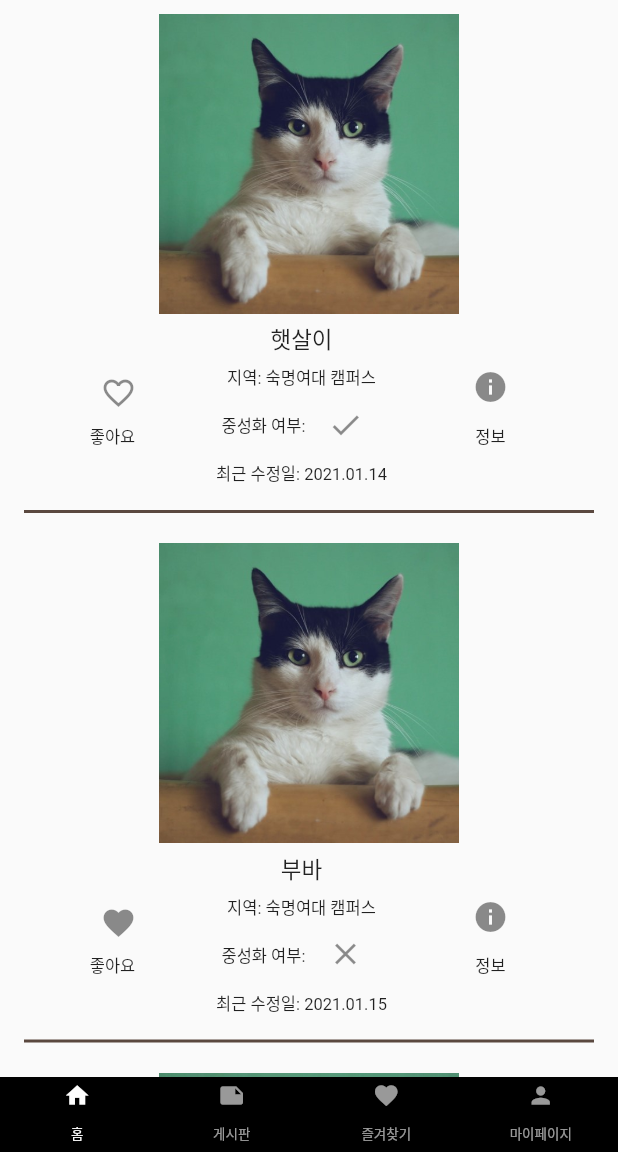
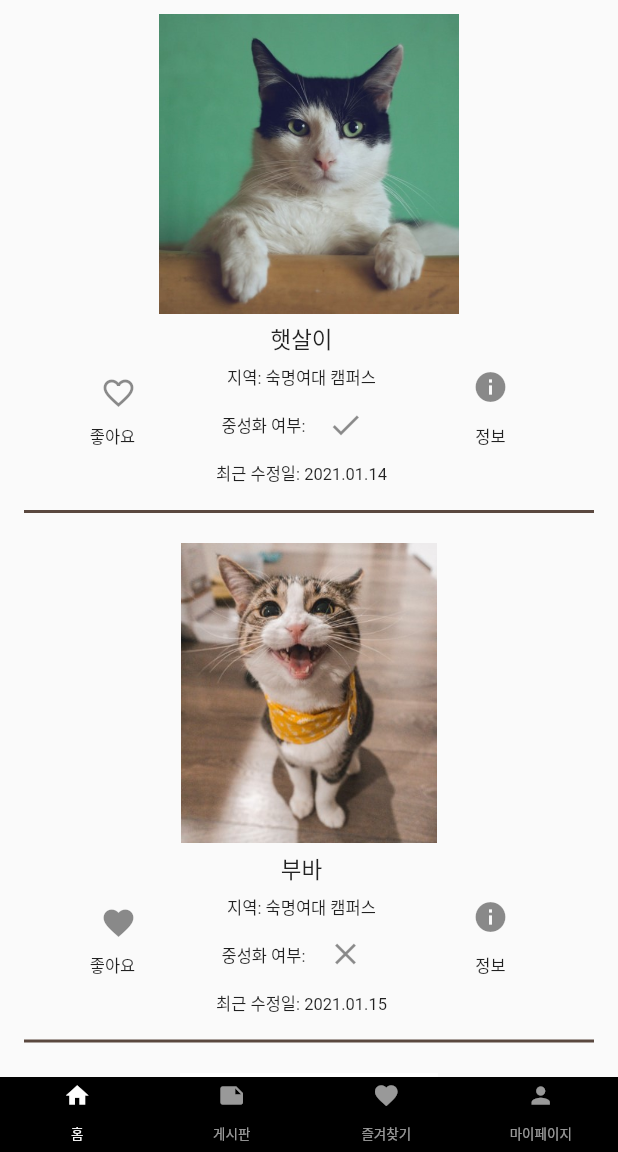
Before and after one commit to kyungminlee-12/2021-Solux-Project-MohanunGoyang, a Flutter app: the screen it shows once a user with an empty profile is signed in, on a phone screen of 412 x 824 dp, the part 84-1236 px from its top. Run offline on Flutter 3.47's test engine with Material 2 defaults, Android fonts, the phone set to English and light mode, and no system bars; our stand-ins replace carousel_slider, cloud_firestore, firebase_auth, firebase_core; accounts and stored records are empty.

Commit message:
이미지 변경 완료

```diff
--- a/MohanunGoyang/lib/main.dart
+++ b/MohanunGoyang/lib/main.dart
@@ -61,7 +61,7 @@ class Splash extends StatelessWidget {
       'name': '부바',
       'location': '숙명여대 캠퍼스',
       'neutering': false,
-      'picture': 'cat1.jpg',
+      'picture': 'cat2.jpg',
       'date': '2021.01.15',
       'gender': 'female',
       'age': '모름',
@@ -72,7 +72,7 @@ class Splash extends StatelessWidget {
       'name': '주주',
       'location': '숙명여대 캠퍼스',
       'neutering': true,
-      'picture': 'cat1.jpg',
+      'picture': 'cat3.jpg',
       'date': '2021.01.16',
       'gender': 'male',
       'age': '모름',
@@ -83,7 +83,7 @@ class Splash extends StatelessWidget {
       'name': '니니',
       'location': '숙명여대 캠퍼스',
       'neutering': false,
-      'picture': 'cat1.jpg',
+      'picture': 'cat4.jpg',
       'date': '2021.02.12',
       'gender': 'male',
       'age': '모름',
--- a/MohanunGoyang/lib/widget/carousel_slider.dart
+++ b/MohanunGoyang/lib/widget/carousel_slider.dart
@@ -11,7 +11,8 @@ class CarouselImage extends StatefulWidget {
 }
 class _CarouselImageState extends State<CarouselImage> {
   late List<CatInfo> cat;
-  late List<Widget> images;
+  // late List<Widget> picture;
+  late List<String> picture;
   late List<String> name;
   late List<String> location;
   late List<String> date;
@@ -22,7 +23,7 @@ class _CarouselImageState extends State<CarouselImage> {
   bool like_state=false;
   var _icon=Icons.favorite;
   int _currentPage=0;
-
+  late String _currentpicture;
   late String _currentdate;
   late String _currentname;
   late String _currentlocation;
@@ -33,7 +34,9 @@ class _CarouselImageState extends State<CarouselImage> {
   void initState() {
     super.initState();
     cat=widget.cat;
-    images=cat.map((m) => Image.asset('./images/'+m.picture)).toList();
+    // images=cat.map((m) => Image.asset('./images/'+m.picture)).toList();
+    // images=cat.map((m) => Image.asset('images/'+m.picture)).toList();
+    picture=cat.map((m) => m.picture).toList();
     name=cat.map((m) => m.name).toList();
     location=cat.map((m) => m.location).toList();
     date=cat.map((m) => m.date).toList();
@@ -42,6 +45,8 @@ class _CarouselImageState extends State<CarouselImage> {
     _currentPage=widget.cat_index;
     //cat_index=0;
 
+    //_currentimage=date[_currentPage];
+    _currentpicture=picture[_currentPage];
     _currentdate=date[_currentPage];
     _currentname=name[_currentPage];
     _currentlocation=location[_currentPage];
@@ -56,7 +61,8 @@ class _CarouselImageState extends State<CarouselImage> {
         children: <Widget>[
           Container(padding: EdgeInsets.fromLTRB(5, 5, 5, 0),),
           Container(
-            child: Image.asset('images/cat1.jpg'),
+            // child: Image.asset('images/cat1.jpg'),
+            child: Image.asset('images/'+_currentpicture),
             height: 200,
             width: 200,
           ),
```
